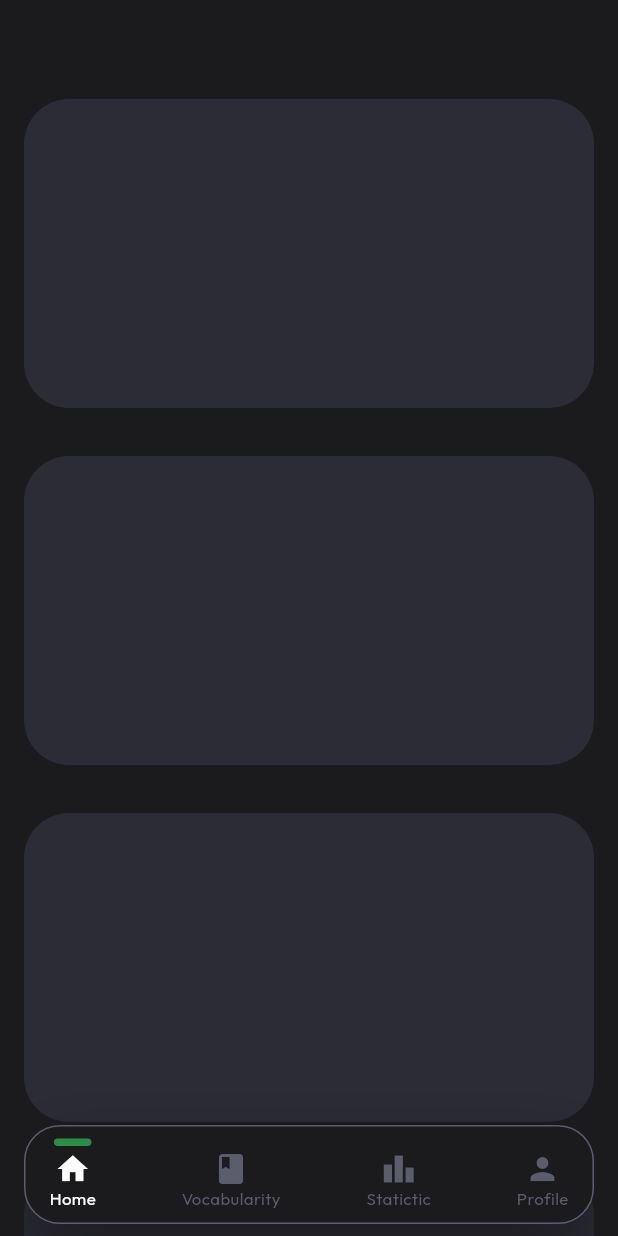
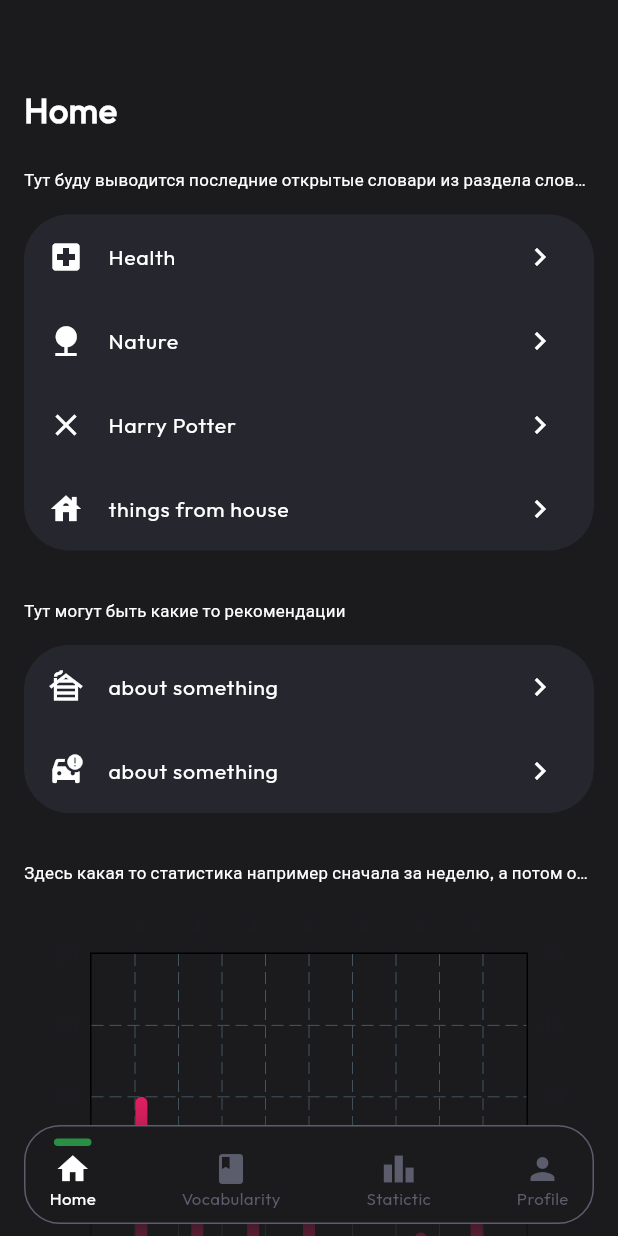
Before and after one commit to ericFlutterast/simply_english, a Flutter app: the screen it shows after launch, on a phone screen of 412 x 824 dp. Run offline on Flutter 3.47's test engine with Material 3 defaults, Android fonts, the phone set to English and light mode, and no system bars; drawn by our look-alikes of fl_chart; our stand-ins replace go_router.

Commit message:
layout of main screen

```diff
--- a/lib/src/moduls/main/presentor/screens/main_screen.dart
+++ b/lib/src/moduls/main/presentor/screens/main_screen.dart
@@ -1,7 +1,8 @@
-import 'dart:ui';
+import 'package:fl_chart/fl_chart.dart';
 import 'package:flutter/cupertino.dart';
 import 'package:flutter/material.dart';
 import 'package:simply_english/src/config/app_theme/app_theme_provider.dart';
+import 'package:simply_english/src/config/app_theme/theme/theme.dart';
 
 class MainScreen extends StatefulWidget {
   const MainScreen({super.key});
@@ -15,62 +16,131 @@ class _MainScreenState extends State<MainScreen> {
   Widget build(BuildContext context) {
     final appTheme = context.theme;
 
-    // return CupertinoPageScaffold(
-    //   backgroundColor: appTheme.appColors.grayscale.g0,
-    //   child: NestedScrollView(
-    //     headerSliverBuilder: (context, innerBoxIsScrolled) {
-    //       return [
-    //         CupertinoSliverNavigationBar(
-    //           backgroundColor: appTheme.appColors.grayscale.g0.withOpacity(0.4),
-    //           border: null,
-    //           largeTitle: Text(
-    //             'Home',
-    //             style: appTheme.appTextStyle.display1,
-    //           ),
-    //           //brightness: Brightness.dark,
-    //         ),
-    //       ];
-    //     },
-    //     body: SingleChildScrollView(
-    //       child: Column(
-    //         children: [
-    //           ...List.generate(
-    //             5,
-    //             (index) {
-    //               return Container(
-    //                 height: MediaQuery.of(context).size.height / 4,
-    //                 margin: const EdgeInsets.all(16),
-    //                 decoration: BoxDecoration(
-    //                   color: appTheme.appColors.grayscale.g4,
-    //                   borderRadius: BorderRadius.circular(30),
-    //                 ),
-    //               );
-    //             },
-    //           ),
-    //         ],
-    //       ),
-    //     ),
-    //   ),
-    // );
+    return CupertinoPageScaffold(
+      backgroundColor: appTheme.appColors.grayscale.g0,
+      child: NestedScrollView(
+        headerSliverBuilder: (context, innerBoxIsScrolled) {
+          return [
+            CupertinoSliverNavigationBar(
+              border: null,
+              backgroundColor: appTheme.appColors.grayscale.g0.withOpacity(0.6),
+              largeTitle: Text(
+                'Home',
+                style: appTheme.appTextStyle.display1,
+              ),
+              //brightness: Brightness.dark,
+            ),
+          ];
+        },
+        body: SingleChildScrollView(
+          child: Column(
+            children: [
+              const MainScreenItem(
+                title: 'Тут буду выводится последние открытые словари из раздела словарный запас',
+                child: _DictionaryFromVocabularity(),
+              ),
+              const MainScreenItem(
+                title: 'Тут могут быть какие то рекомендации',
+                child: _Recomendation(),
+              ),
+              MainScreenItem(
+                title: 'Здесь какая то статистика например сначала за неделю, а потом общая сводка',
+                child: SizedBox(
+                  height: 300,
+                  child: BarChart(
+                    BarChartData(
+                      maxY: 50,
+                      minY: 0,
+                      barGroups: [
+                        BarChartGroupData(x: 4, barRods: [BarChartRodData(toY: 30, color: Colors.pink)]),
+                        BarChartGroupData(x: 4, barRods: [BarChartRodData(toY: 15, color: Colors.pink)]),
+                        BarChartGroupData(x: 4, barRods: [BarChartRodData(toY: 21, color: Colors.pink)]),
+                        BarChartGroupData(x: 4, barRods: [BarChartRodData(toY: 17, color: Colors.pink)]),
+                        BarChartGroupData(x: 4, barRods: [BarChartRodData(toY: 10, color: Colors.pink)]),
+                        BarChartGroupData(x: 4, barRods: [BarChartRodData(toY: 11, color: Colors.pink)]),
+                        BarChartGroupData(x: 4, barRods: [BarChartRodData(toY: 19, color: Colors.pink)]),
+                      ],
+                    ),
+                  ),
+                ),
+              ),
+              SizedBox(height: MediaQuery.of(context).size.height / 10),
+            ],
+          ),
+        ),
+      ),
+    );
+  }
+}
 
-    return Scaffold(
-      backgroundColor: appTheme.appColors.grayscale.g0,
-      extendBodyBehindAppBar: true,
-      appBar: const CustomAppBar(),
-      body: ListView(
+class MainScreenItem extends StatefulWidget {
+  final Widget child;
+  final String title;
+
+  const MainScreenItem({
+    super.key,
+    required this.child,
+    required this.title,
+  });
+
+  @override
+  State<MainScreenItem> createState() => _MainScreenItemState();
+}
+
+class _MainScreenItemState extends State<MainScreenItem> {
+  double _containerHeight = 15;
+  int _maxLines = 1;
+
+  @override
+  Widget build(BuildContext context) {
+    return Padding(
+      padding: const EdgeInsets.all(16),
+      child: Column(
+        crossAxisAlignment: CrossAxisAlignment.start,
         children: [
-          ...List.generate(
-            5,
-            (index) {
+          GestureDetector(
+            onTap: () => setState(() {
+              _maxLines = _maxLines == 1 ? 2 : 1;
+              _containerHeight = _containerHeight == 15 ? 30 : 15;
+            }),
+            child: AnimatedContainer(
+              duration: const Duration(milliseconds: 300),
+              height: _containerHeight,
+              child: Text(
+                widget.title,
+                style: context.theme.appTextStyle.caption,
+                maxLines: _maxLines,
+                overflow: TextOverflow.ellipsis,
+              ),
+            ),
+          ),
+          const SizedBox(height: 16),
+          widget.child,
+        ],
+      ),
+    );
+  }
+}
+
+class _Recomendation extends StatelessWidget {
+  const _Recomendation();
+
+  @override
+  Widget build(BuildContext context) {
     return Container(
-                height: MediaQuery.of(context).size.height / 4,
-                margin: const EdgeInsets.all(16),
       decoration: BoxDecoration(
-                  color: appTheme.appColors.grayscale.g4,
+        color: context.theme.appColors.grayscale.g3,
         borderRadius: BorderRadius.circular(30),
       ),
-              );
-            },
+      child: const Column(
+        children: [
+          _MainPageElementItem(
+            title: 'about something',
+            leading: Icon(Icons.cabin, color: Colors.white),
+          ),
+          _MainPageElementItem(
+            title: 'about something',
+            leading: Icon(Icons.car_crash, color: Colors.white),
           ),
         ],
       ),
@@ -78,94 +148,63 @@ class _MainScreenState extends State<MainScreen> {
   }
 }
 
-class CustomAppBar extends StatefulWidget implements PreferredSizeWidget {
-  const CustomAppBar({super.key});
-
-  static const double _appBarHeight = 50;
+class _DictionaryFromVocabularity extends StatelessWidget {
+  const _DictionaryFromVocabularity();
 
   @override
-  State<CustomAppBar> createState() => _CustomAppBarState();
-
-  @override
-  Size get preferredSize => const Size.fromHeight(CustomAppBar._appBarHeight);
-}
-
-class _CustomAppBarState extends State<CustomAppBar> {
-  ScrollNotificationObserverState? _scrollNotificationObserver;
-  bool _scrolledUnder = false;
-
-  @override
-  void didChangeDependencies() {
-    super.didChangeDependencies();
-    _scrollNotificationObserver?.removeListener(_handleScrollNotification);
-    _scrollNotificationObserver = ScrollNotificationObserver.maybeOf(context);
-    _scrollNotificationObserver?.addListener(_handleScrollNotification);
-  }
-
-  @override
-  void dispose() {
-    if (_scrollNotificationObserver != null) {
-      _scrollNotificationObserver!.removeListener(_handleScrollNotification);
-      _scrollNotificationObserver = null;
-    }
-    super.dispose();
-  }
-
-  void _handleScrollNotification(ScrollNotification notification) {
-    if (notification is ScrollUpdateNotification) {
-      final bool oldScrolledUnder = _scrolledUnder;
-      final ScrollMetrics metrics = notification.metrics;
-      switch (metrics.axisDirection) {
-        case AxisDirection.up:
-          // Scroll view is reversed
-          _scrolledUnder = metrics.extentAfter - widget.preferredSize.height > 0;
-        case AxisDirection.down:
-          _scrolledUnder = metrics.extentBefore - widget.preferredSize.height > 0;
-        case AxisDirection.right:
-        case AxisDirection.left:
-          // Scrolled under is only supported in the vertical axis, and should
-          // not be altered based on horizontal notifications of the same
-          // predicate since it could be a 2D scroller.
-          break;
-      }
-
-      if (_scrolledUnder != oldScrolledUnder) {
-        setState(() {
-          // React to a change in MaterialState.scrolledUnder
-        });
-      }
+  Widget build(BuildContext context) {
+    return Container(
+      decoration: BoxDecoration(
+        color: context.theme.appColors.grayscale.g3,
+        borderRadius: BorderRadius.circular(30),
+      ),
+      child: const Column(
+        children: [
+          _MainPageElementItem(
+            title: 'Health',
+            leading: Icon(Icons.local_hospital, color: Colors.white),
+          ),
+          _MainPageElementItem(
+            title: 'Nature',
+            leading: Icon(Icons.nature, color: Colors.white),
+          ),
+          _MainPageElementItem(
+            title: 'Harry Potter',
+            leading: Icon(Icons.clear, color: Colors.white),
+          ),
+          _MainPageElementItem(
+            title: 'things from house',
+            leading: Icon(Icons.house, color: Colors.white),
+          )
+        ],
+      ),
+    );
   }
 }
 
+class _MainPageElementItem extends StatelessWidget {
+  final String title;
+  final Widget? leading;
+  final void Function()? onTap;
+
+  const _MainPageElementItem({
+    required this.title,
+    this.onTap,
+    this.leading,
+  });
+
   @override
   Widget build(BuildContext context) {
-    Widget appBarContent = Column(
-      mainAxisAlignment: MainAxisAlignment.end,
-      children: [
-        Padding(
-          padding: const EdgeInsets.only(bottom: 10),
-          child: _scrolledUnder
-              ? Text('Home',
-                  style: context.theme.appTextStyle.display1.copyWith(
-                    fontWeight: FontWeight.w800,
-                  ))
-              : null,
+    return ListTile(
+      onTap: onTap,
+      leading: leading,
+      title: Text(
+        title,
+        maxLines: 1,
+        overflow: TextOverflow.ellipsis,
+        style: context.theme.appTextStyle.body2,
       ),
-      ],
-    );
-
-    if (_scrolledUnder) {
-      appBarContent = Container(
-        color: context.theme.appColors.grayscale.g3.withOpacity(0.3),
-        child: ClipRRect(
-          child: BackdropFilter(
-            filter: ImageFilter.blur(sigmaX: 40, sigmaY: 40),
-            child: appBarContent,
-          ),
-        ),
+      trailing: const Icon(Icons.chevron_right, color: Colors.white),
     );
   }
-
-    return appBarContent;
 }
-}
```
Lines whose indentation alone changed are shown as unchanged.
